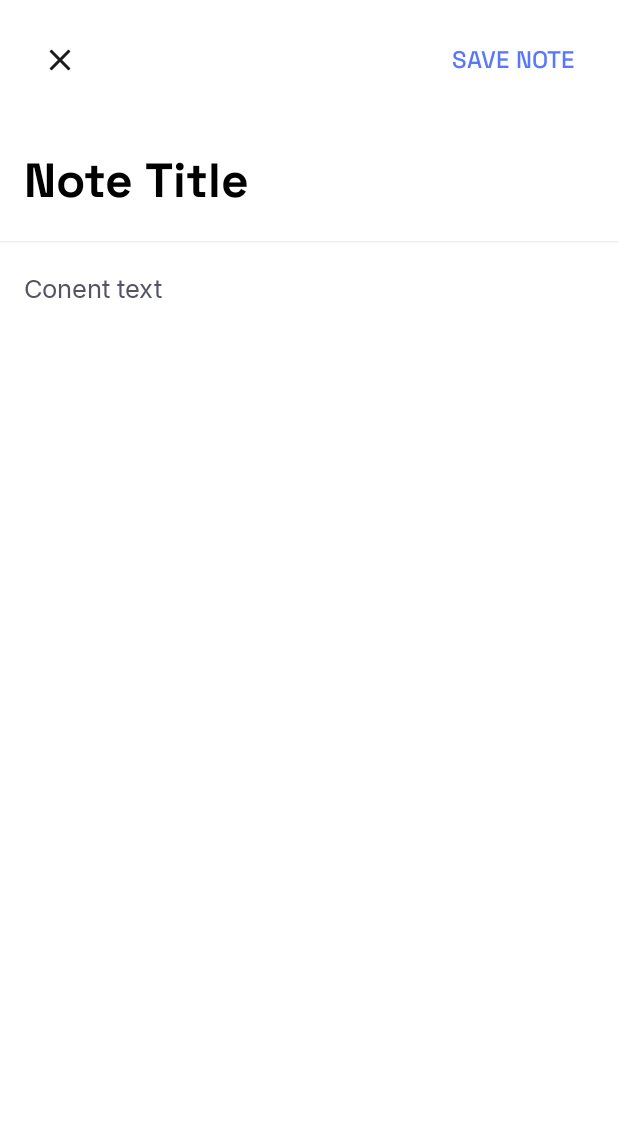
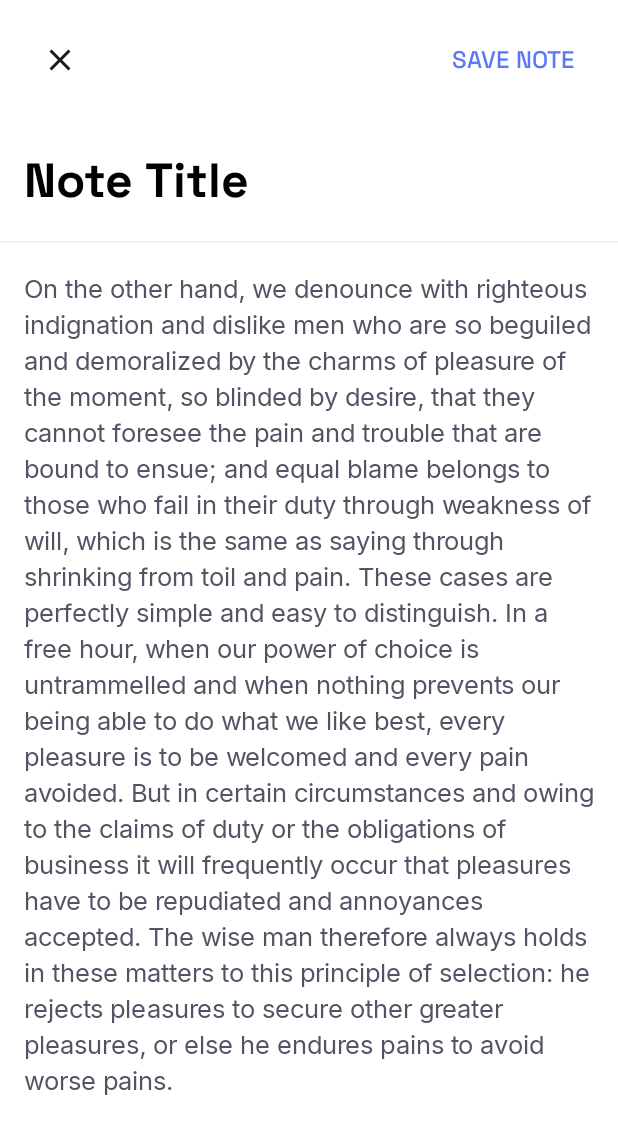
Before and after one commit to fomaxtro/NoteMark, an Android app built with Jetpack Compose: the EditNote screen opened through its navigation route, on a phone screen of 412 x 824 dp. Shown: the top 1134 px of the screen. Run offline under Robolectric (Android 15) with nearby library versions, the phone set to English and light mode, and no system bars.

Commit message:
Refactor: Organize `EditNote` screen and adapt layout for landscape
This commit introduces the following changes:

- **File Structure:** Moved `EditNote.kt` to the `presentation.screen.edit_note` package for better organization.
- **Adaptive Layout for EditNoteScreen:**
    - Implemented `AdaptiveScaffold` to adjust the `EditNoteScreen` layout based on device orientation.
    - In landscape mode (for phones/tablets), the content (note title and body) is centered with a max width of `540.dp` and becomes vertically scrollable if needed. The TopAppBar remains at the top.
    - In portrait mode, the layout remains as a full-screen column.
- **TopAppBar Defaults:**
    - Created `NoteMarkTopAppBarDefaults` object to centralize padding, window insets, and height values for the `NoteMarkTopAppBar`. This promotes consistency and easier modification.
    - Updated `NoteMarkTopAppBar` to use these defaults.
- **Minor UI Adjustments:**
    - Ensured `EditNoteScreen`'s content area respects IME padding.
    - Added placeholder text for the note body in `EditNoteScreen` for preview purposes.

```diff
--- a/app/src/main/java/com/fomaxtro/notemark/navigation/NavigationRoot.kt
+++ b/app/src/main/java/com/fomaxtro/notemark/navigation/NavigationRoot.kt
@@ -4,7 +4,7 @@ import androidx.compose.runtime.Composable
 import androidx.navigation.compose.NavHost
 import androidx.navigation.compose.composable
 import androidx.navigation.compose.rememberNavController
-import com.fomaxtro.notemark.presentation.edit_note.EditNoteRoot
+import com.fomaxtro.notemark.presentation.screen.edit_note.EditNoteRoot
 import com.fomaxtro.notemark.presentation.screen.landing.LandingRoot
 import com.fomaxtro.notemark.presentation.screen.login.LoginRoot
 import com.fomaxtro.notemark.presentation.screen.note_list.NoteListRoot
--- a/app/src/main/java/com/fomaxtro/notemark/presentation/designsystem/app_bars/NoteMarkTopAppBar.kt
+++ b/app/src/main/java/com/fomaxtro/notemark/presentation/designsystem/app_bars/NoteMarkTopAppBar.kt
@@ -2,7 +2,9 @@ package com.fomaxtro.notemark.presentation.designsystem.app_bars
 
 import androidx.compose.foundation.layout.Arrangement
 import androidx.compose.foundation.layout.Box
+import androidx.compose.foundation.layout.PaddingValues
 import androidx.compose.foundation.layout.Row
+import androidx.compose.foundation.layout.WindowInsets
 import androidx.compose.foundation.layout.fillMaxWidth
 import androidx.compose.foundation.layout.height
 import androidx.compose.foundation.layout.padding
@@ -26,6 +28,16 @@ import com.fomaxtro.notemark.presentation.ui.DeviceOrientation
 import com.fomaxtro.notemark.presentation.ui.rememberDeviceOrientation
 
 @OptIn(ExperimentalMaterial3Api::class)
+object NoteMarkTopAppBarDefaults {
+    val padding = PaddingValues(
+        horizontal = 16.dp,
+        vertical = 8.dp
+    )
+    val windowInsets: WindowInsets
+        @Composable get() = TopAppBarDefaults.windowInsets
+    val height = TopAppBarDefaults.TopAppBarExpandedHeight
+}
+
 @Composable
 fun NoteMarkTopAppBar(
     title: @Composable () -> Unit,
@@ -41,12 +53,9 @@ fun NoteMarkTopAppBar(
         Row(
             modifier = Modifier
                 .fillMaxWidth()
-                .padding(
-                    horizontal = 16.dp,
-                    vertical = 8.dp
-                )
-                .windowInsetsPadding(TopAppBarDefaults.windowInsets)
-                .height(TopAppBarDefaults.TopAppBarExpandedHeight),
+                .padding(NoteMarkTopAppBarDefaults.padding)
+                .windowInsetsPadding(NoteMarkTopAppBarDefaults.windowInsets)
+                .height(NoteMarkTopAppBarDefaults.height),
             verticalAlignment = Alignment.CenterVertically,
             horizontalArrangement = Arrangement.SpaceBetween
         ) {
--- a/app/src/main/java/com/fomaxtro/notemark/presentation/edit_note/EditNote.kt
+++ /dev/null
@@ -1,135 +0,0 @@
-package com.fomaxtro.notemark.presentation.edit_note
-
-import androidx.compose.foundation.layout.Box
-import androidx.compose.foundation.layout.Column
-import androidx.compose.foundation.layout.PaddingValues
-import androidx.compose.foundation.layout.fillMaxSize
-import androidx.compose.foundation.layout.fillMaxWidth
-import androidx.compose.foundation.layout.imePadding
-import androidx.compose.foundation.layout.padding
-import androidx.compose.foundation.text.BasicTextField
-import androidx.compose.material.icons.Icons
-import androidx.compose.material.icons.filled.Close
-import androidx.compose.material3.HorizontalDivider
-import androidx.compose.material3.Icon
-import androidx.compose.material3.IconButton
-import androidx.compose.material3.MaterialTheme
-import androidx.compose.material3.Surface
-import androidx.compose.material3.Text
-import androidx.compose.material3.TextButton
-import androidx.compose.runtime.Composable
-import androidx.compose.ui.Modifier
-import androidx.compose.ui.graphics.SolidColor
-import androidx.compose.ui.res.stringResource
-import androidx.compose.ui.tooling.preview.Preview
-import androidx.compose.ui.unit.dp
-import androidx.compose.ui.unit.sp
-import com.fomaxtro.notemark.R
-import com.fomaxtro.notemark.presentation.designsystem.app_bars.NoteMarkTopAppBar
-import com.fomaxtro.notemark.presentation.designsystem.theme.NoteMarkTheme
-import com.fomaxtro.notemark.presentation.designsystem.theme.SpaceGrotesk
-
-@Composable
-fun EditNoteRoot() {
-    EditNoteScreen()
-}
-
-@Composable
-private fun EditNoteScreen() {
-    Surface(
-        modifier = Modifier
-            .fillMaxSize()
-            .imePadding(),
-        color = MaterialTheme.colorScheme.surfaceContainerLowest
-    ) {
-        val contentPadding = PaddingValues(
-            horizontal = 16.dp,
-            vertical = 20.dp
-        )
-
-        Column(
-            modifier = Modifier
-                .fillMaxSize()
-        ) {
-            NoteMarkTopAppBar(
-                title = {
-                    IconButton(
-                        onClick = {}
-                    ) {
-                        Icon(
-                            imageVector = Icons.Default.Close,
-                            contentDescription = null
-                        )
-                    }
-                },
-                action = {
-                    TextButton(
-                        onClick = {}
-                    ) {
-                        Text(
-                            text = stringResource(R.string.save_note),
-                            fontFamily = SpaceGrotesk,
-                            fontSize = 16.sp,
-                            lineHeight = 24.sp
-                        )
-                    }
-                }
-            )
-
-            BasicTextField(
-                value = "Note Title",
-                onValueChange = {},
-                textStyle = MaterialTheme.typography.titleLarge,
-                modifier = Modifier
-                    .fillMaxWidth(),
-                decorationBox = { innerTextField ->
-                    Box(
-                        modifier = Modifier
-                            .fillMaxWidth()
-                            .padding(contentPadding)
-                    ) {
-                        innerTextField()
-                    }
-                },
-                cursorBrush = SolidColor(
-                    MaterialTheme.colorScheme.primary
-                )
-            )
-
-            HorizontalDivider(
-                color = MaterialTheme.colorScheme.surface
-            )
-
-            BasicTextField(
-                value = "Conent text",
-                onValueChange = {},
-                textStyle = MaterialTheme.typography.bodyLarge.copy(
-                    color = MaterialTheme.colorScheme.onSurfaceVariant
-                ),
-                modifier = Modifier
-                    .fillMaxWidth()
-                    .weight(1f),
-                decorationBox = { innerTextField ->
-                    Box(
-                        modifier = Modifier
-                            .fillMaxSize()
-                            .padding(contentPadding)
-                    ) {
-                        innerTextField()
-                    }
-                },
-                cursorBrush = SolidColor(
-                    MaterialTheme.colorScheme.primary
-                )
-            )
-        }
-    }
-}
-
-@Preview
-@Composable
-private fun EditNoteScreenPreview() {
-    NoteMarkTheme {
-        EditNoteScreen()
-    }
-}
--- /dev/null
+++ b/app/src/main/java/com/fomaxtro/notemark/presentation/screen/edit_note/EditNote.kt
@@ -0,0 +1,184 @@
+package com.fomaxtro.notemark.presentation.screen.edit_note
+
+import androidx.compose.foundation.layout.Box
+import androidx.compose.foundation.layout.Column
+import androidx.compose.foundation.layout.PaddingValues
+import androidx.compose.foundation.layout.consumeWindowInsets
+import androidx.compose.foundation.layout.fillMaxHeight
+import androidx.compose.foundation.layout.fillMaxSize
+import androidx.compose.foundation.layout.fillMaxWidth
+import androidx.compose.foundation.layout.imePadding
+import androidx.compose.foundation.layout.padding
+import androidx.compose.foundation.layout.width
+import androidx.compose.foundation.layout.windowInsetsPadding
+import androidx.compose.foundation.rememberScrollState
+import androidx.compose.foundation.text.BasicTextField
+import androidx.compose.foundation.verticalScroll
+import androidx.compose.material.icons.Icons
+import androidx.compose.material.icons.filled.Close
+import androidx.compose.material3.HorizontalDivider
+import androidx.compose.material3.Icon
+import androidx.compose.material3.IconButton
+import androidx.compose.material3.MaterialTheme
+import androidx.compose.material3.Surface
+import androidx.compose.material3.Text
+import androidx.compose.material3.TextButton
+import androidx.compose.runtime.Composable
+import androidx.compose.ui.Alignment
+import androidx.compose.ui.Modifier
+import androidx.compose.ui.graphics.SolidColor
+import androidx.compose.ui.res.stringResource
+import androidx.compose.ui.tooling.preview.Preview
+import androidx.compose.ui.unit.dp
+import androidx.compose.ui.unit.sp
+import com.fomaxtro.notemark.R
+import com.fomaxtro.notemark.presentation.designsystem.app_bars.NoteMarkTopAppBar
+import com.fomaxtro.notemark.presentation.designsystem.app_bars.NoteMarkTopAppBarDefaults
+import com.fomaxtro.notemark.presentation.designsystem.theme.NoteMarkTheme
+import com.fomaxtro.notemark.presentation.designsystem.theme.SpaceGrotesk
+import com.fomaxtro.notemark.presentation.ui.DeviceOrientation
+import com.fomaxtro.notemark.presentation.ui.rememberDeviceOrientation
+
+@Composable
+fun EditNoteRoot() {
+    EditNoteScreen()
+}
+
+@Composable
+private fun AdaptiveScaffold(
+    topAppBar: @Composable () -> Unit,
+    content: @Composable () -> Unit
+) {
+    val deviceOrientation = rememberDeviceOrientation()
+
+    if (deviceOrientation == DeviceOrientation.PHONE_TABLET_LANDSCAPE) {
+        Box(
+            modifier = Modifier
+                .fillMaxSize()
+        ) {
+            topAppBar()
+
+            Box(
+                modifier = Modifier
+                    .width(540.dp)
+                    .fillMaxHeight()
+                    .align(Alignment.TopCenter)
+                    .windowInsetsPadding(NoteMarkTopAppBarDefaults.windowInsets)
+                    .consumeWindowInsets(NoteMarkTopAppBarDefaults.windowInsets)
+                    .verticalScroll(rememberScrollState())
+            ) {
+                content()
+            }
+        }
+    } else {
+        Column(
+            modifier = Modifier
+                .fillMaxSize()
+        ) {
+            topAppBar()
+            content()
+        }
+    }
+}
+
+@Composable
+private fun EditNoteScreen() {
+    val contentPadding = PaddingValues(
+        horizontal = 16.dp,
+        vertical = 20.dp
+    )
+
+    Surface(
+        modifier = Modifier
+            .fillMaxSize()
+            .imePadding(),
+        color = MaterialTheme.colorScheme.surfaceContainerLowest
+    ) {
+        AdaptiveScaffold(
+            topAppBar = {
+                NoteMarkTopAppBar(
+                    title = {
+                        IconButton(
+                            onClick = {}
+                        ) {
+                            Icon(
+                                imageVector = Icons.Default.Close,
+                                contentDescription = null
+                            )
+                        }
+                    },
+                    action = {
+                        TextButton(
+                            onClick = {}
+                        ) {
+                            Text(
+                                text = stringResource(R.string.save_note),
+                                fontFamily = SpaceGrotesk,
+                                fontSize = 16.sp,
+                                lineHeight = 24.sp
+                            )
+                        }
+                    }
+                )
+            }
+        ) {
+            Column(
+                modifier = Modifier
+                    .fillMaxSize()
+            ) {
+                BasicTextField(
+                    value = "Note Title",
+                    onValueChange = {},
+                    textStyle = MaterialTheme.typography.titleLarge,
+                    modifier = Modifier
+                        .fillMaxWidth(),
+                    decorationBox = { innerTextField ->
+                        Box(
+                            modifier = Modifier
+                                .fillMaxWidth()
+                                .padding(contentPadding)
+                        ) {
+                            innerTextField()
+                        }
+                    },
+                    cursorBrush = SolidColor(
+                        MaterialTheme.colorScheme.primary
+                    )
+                )
+
+                HorizontalDivider(
+                    color = MaterialTheme.colorScheme.surface
+                )
+
+                BasicTextField(
+                    value = "On the other hand, we denounce with righteous indignation and dislike men who are so beguiled and demoralized by the charms of pleasure of the moment, so blinded by desire, that they cannot foresee the pain and trouble that are bound to ensue; and equal blame belongs to those who fail in their duty through weakness of will, which is the same as saying through shrinking from toil and pain. These cases are perfectly simple and easy to distinguish. In a free hour, when our power of choice is untrammelled and when nothing prevents our being able to do what we like best, every pleasure is to be welcomed and every pain avoided. But in certain circumstances and owing to the claims of duty or the obligations of business it will frequently occur that pleasures have to be repudiated and annoyances accepted. The wise man therefore always holds in these matters to this principle of selection: he rejects pleasures to secure other greater pleasures, or else he endures pains to avoid worse pains.",
+                    onValueChange = {},
+                    textStyle = MaterialTheme.typography.bodyLarge.copy(
+                        color = MaterialTheme.colorScheme.onSurfaceVariant
+                    ),
+                    modifier = Modifier
+                        .fillMaxWidth(),
+                    decorationBox = { innerTextField ->
+                        Box(
+                            modifier = Modifier
+                                .padding(contentPadding)
+                        ) {
+                            innerTextField()
+                        }
+                    },
+                    cursorBrush = SolidColor(
+                        MaterialTheme.colorScheme.primary
+                    ),
+                )
+            }
+        }
+    }
+}
+
+@Preview
+@Composable
+private fun EditNoteScreenPreview() {
+    NoteMarkTheme {
+        EditNoteScreen()
+    }
+}
```
